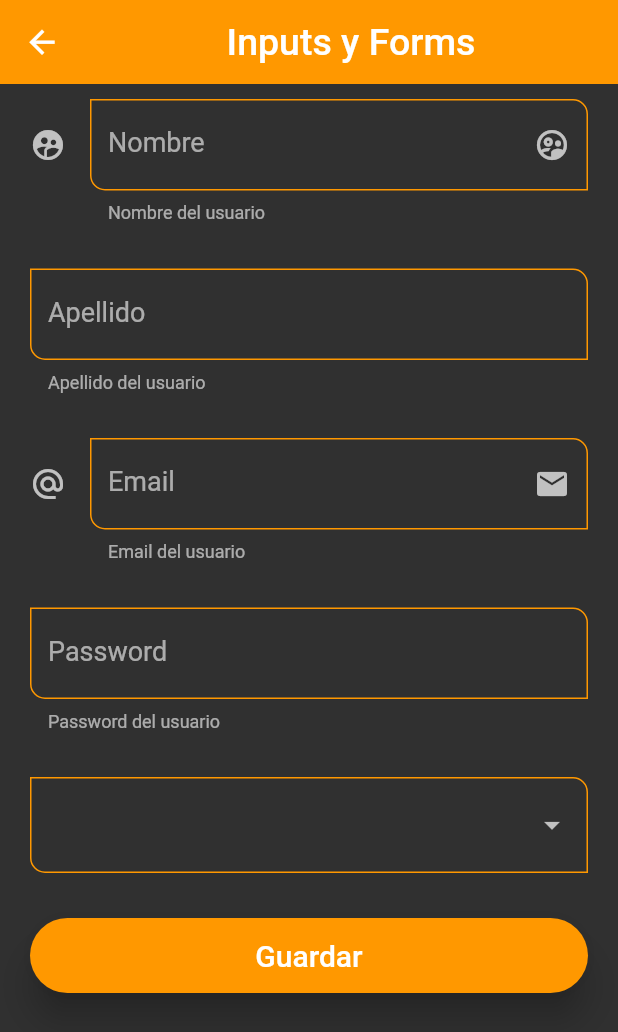
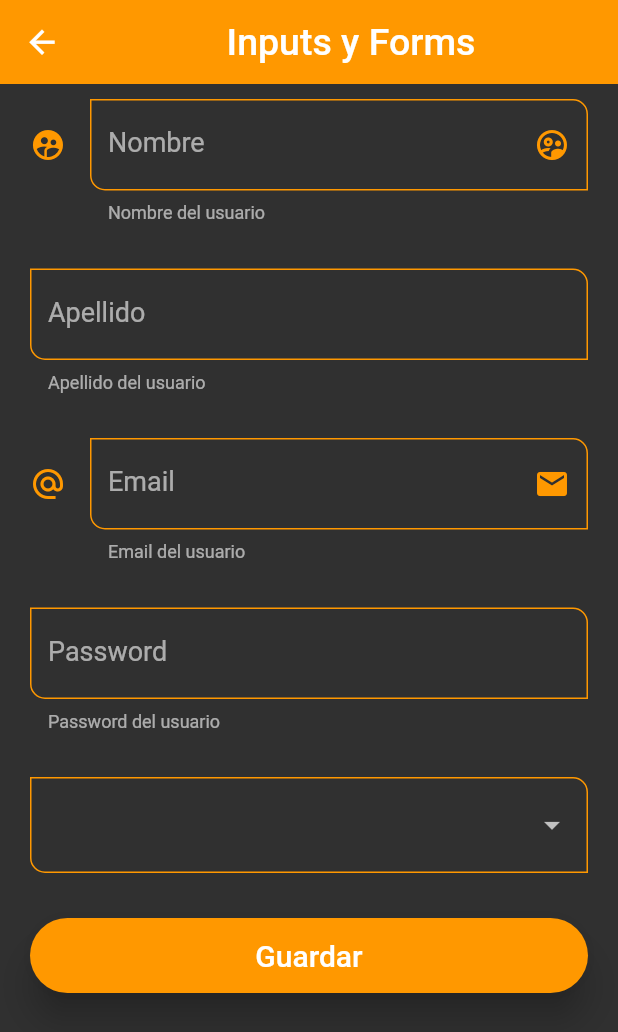
Before and after one commit to chicho69-cesar/flutter-components-app, a Flutter app: the InputsScreen screen opened by its route, on a phone screen of 412 x 824 dp. Shown: the top 1032 px of the screen. Run offline on Flutter 3.47's test engine with Material 2 defaults, Android fonts, the phone set to English and light mode, and no system bars.

Commit message:
Inputs color change to theme color

```diff
--- a/lib/widgets/custom_input_field.dart
+++ b/lib/widgets/custom_input_field.dart
@@ -1,3 +1,4 @@
+import 'package:fl_components/theme/app_theme.dart';
 import 'package:flutter/material.dart';
 
 class CustomInputField extends StatelessWidget {
@@ -42,8 +43,14 @@ class CustomInputField extends StatelessWidget {
         /* prefixIcon: Icon(
           Icons.supervised_user_circle_outlined
         ), */
-        suffixIcon: suffixIcon == null ? null : Icon(suffixIcon),
-        icon: icon == null ? null : Icon(icon),
+        suffixIcon: suffixIcon == null ? null : Icon(
+          suffixIcon,
+          color: AppTheme.primary,
+        ),
+        icon: icon == null ? null : Icon(
+          icon,
+          color: AppTheme.primary,
+        ),
         /* focusedBorder: OutlineInputBorder(
           borderSide: BorderSide(
             color: Colors.green,
```
